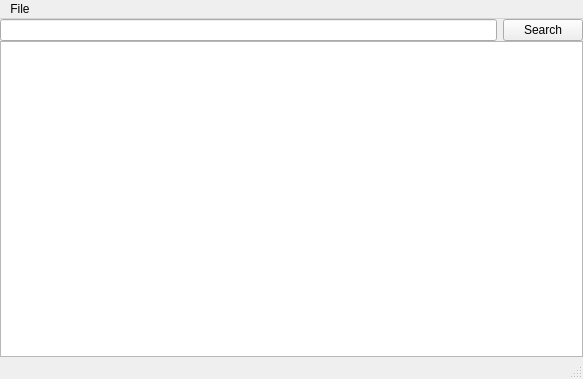
Before: the Qt Designer form tools/AstViewer/AstViewer.ui in Fifty-Nine/enigma-parser, drawn with Qt 5.
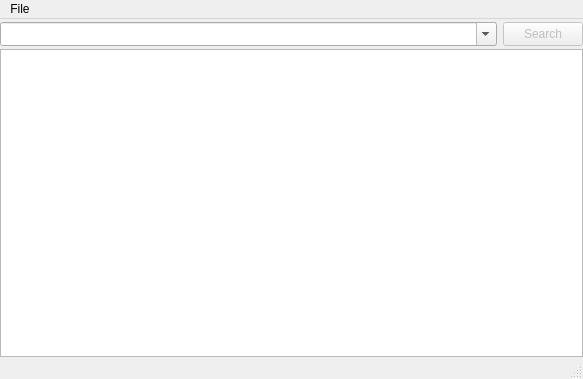
After: the same form once the commit is applied.

What changed in the file:
```diff
--- a/tools/AstViewer/AstViewer.ui
+++ b/tools/AstViewer/AstViewer.ui
@@ -23,11 +23,42 @@
     </property>
     <item>
      <layout class="QHBoxLayout" name="horizontalLayout_2">
+      <property name="topMargin">
+       <number>3</number>
+      </property>
+      <property name="bottomMargin">
+       <number>3</number>
+      </property>
       <item>
-       <widget class="QLineEdit" name="searchBox"/>
+       <widget class="QComboBox" name="searchBox">
+        <property name="sizePolicy">
+         <sizepolicy hsizetype="MinimumExpanding" vsizetype="Fixed">
+          <horstretch>0</horstretch>
+          <verstretch>0</verstretch>
+         </sizepolicy>
+        </property>
+        <property name="minimumSize">
+         <size>
+          <width>0</width>
+          <height>24</height>
+         </size>
+        </property>
+        <property name="editable">
+         <bool>true</bool>
+        </property>
+       </widget>
       </item>
       <item>
        <widget class="QPushButton" name="buttonSearch">
+        <property name="enabled">
+         <bool>false</bool>
+        </property>
+        <property name="minimumSize">
+         <size>
+          <width>0</width>
+          <height>24</height>
+         </size>
+        </property>
         <property name="text">
          <string>Search</string>
         </property>
```
